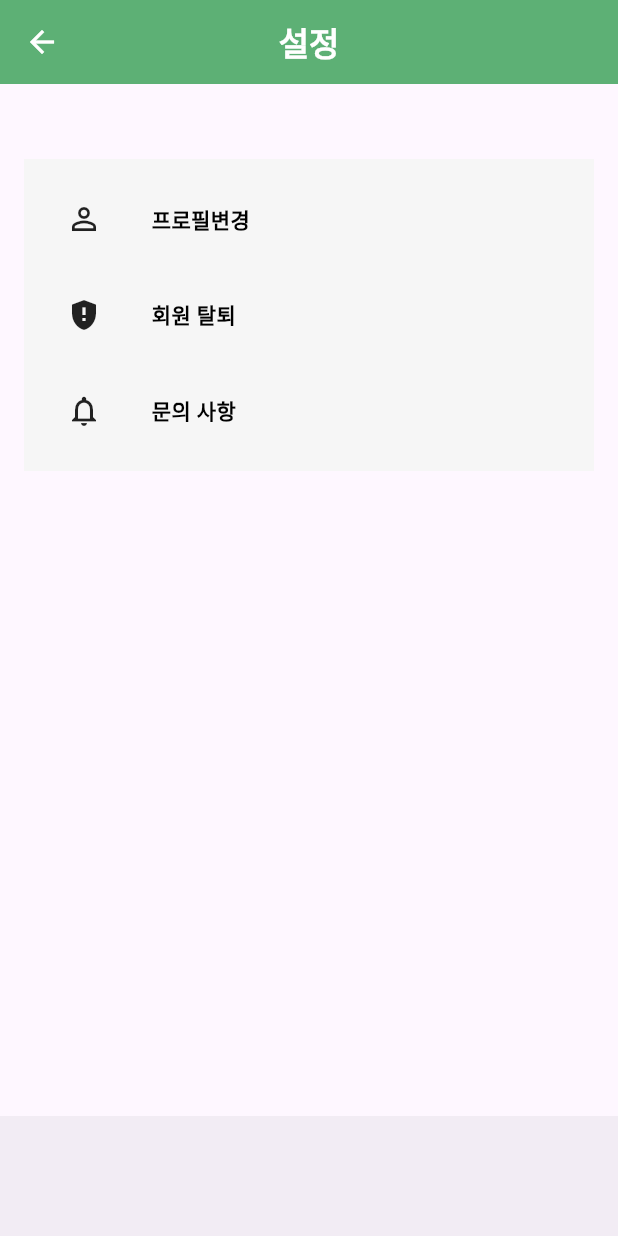
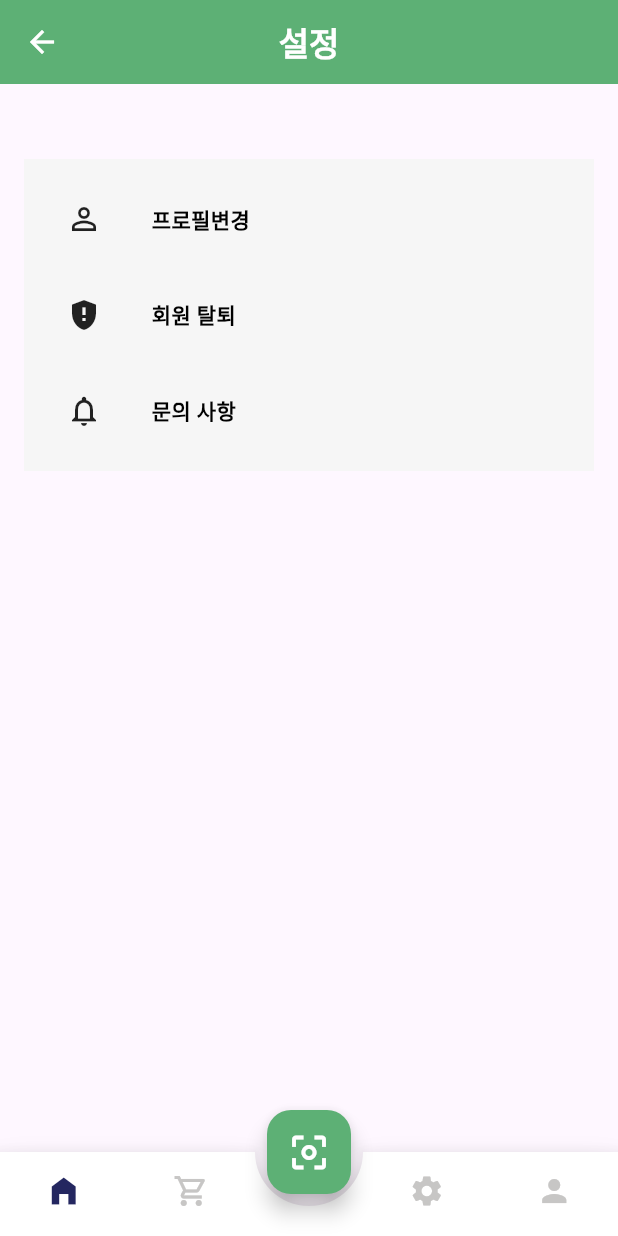
Before and after one commit to 23SmartRecycler/Smart-Recycler, a Flutter app: the screen it shows after launch, after a tap on "setting", on a phone screen of 412 x 824 dp. Run offline on Flutter 3.47's test engine with Material 2 defaults, Android fonts, the phone set to English and light mode, and no system bars; drawn by our look-alikes of animated_bottom_navigation_bar; our stand-ins replace percent_indicator; Roboto replaces fonts that are missing (Pretendard).

```diff
--- a/lib/main.dart
+++ b/lib/main.dart
@@ -14,6 +14,8 @@
 import 'package:smartrecycler/search_result.dart';
 import 'package:smartrecycler/setting.dart';
 import 'package:smartrecycler/sign_up.dart';
+import 'package:animated_bottom_navigation_bar/animated_bottom_navigation_bar.dart';
+import 'package:smartrecycler/common/colors.dart';
 
 void main() {
   runApp(const MyApp());
@@ -46,6 +48,16 @@
 }
 
 class _MyHomePageState extends State<MyHomePage> {
+
+  var _bottomNavIndex = 0;
+
+  final iconList = <IconData>[
+    Icons.home_filled,
+    Icons.shopping_cart_outlined,
+    Icons.settings,
+    Icons.person
+  ];
+
   @override
   Widget build(BuildContext context) {
 
@@ -63,7 +75,42 @@
           ],
         ),
       ),
-      bottomNavigationBar: BottomAppBar(),// This trailing comma makes auto-formatting nicer for build methods.
+      floatingActionButton: FloatingActionButton(
+        child: Icon(
+          Icons.center_focus_weak,
+          size: 30,
+          color: Colors.white,
+        ),
+        backgroundColor: mainGreen,
+        onPressed: () {
+        },
+      ),
+      floatingActionButtonLocation: FloatingActionButtonLocation.centerDocked,
+      bottomNavigationBar: AnimatedBottomNavigationBar.builder(
+        itemCount: iconList.length,
+        tabBuilder: (int index, bool isActive) {
+          final color = isActive ? activeNavigationBarColor : notActiveNavigationBarColor;
+          return Column(
+            mainAxisSize: MainAxisSize.min,
+            mainAxisAlignment: MainAxisAlignment.center,
+            children: [
+              Icon(
+                iconList[index],
+                size: 24,
+                color: color,
+              ),
+              const SizedBox(height: 4),
+            ],
+          );
+        },
+        backgroundColor: Colors.white,
+        activeIndex: _bottomNavIndex,
+        splashColor: activeNavigationBarColor,
+        splashSpeedInMilliseconds: 300,
+        notchSmoothness: NotchSmoothness.softEdge,
+        gapLocation: GapLocation.center,
+        onTap: (index) => setState(() => _bottomNavIndex = index),
+      ),// This trailing comma makes auto-formatting nicer for build methods.
     );
   }
 }
--- a/lib/setting.dart
+++ b/lib/setting.dart
@@ -1,6 +1,7 @@
 import 'package:flutter/cupertino.dart';
 import 'package:flutter/material.dart';
 import 'package:smartrecycler/common/colors.dart';
+import 'package:animated_bottom_navigation_bar/animated_bottom_navigation_bar.dart';
 
 class SettingPage extends StatelessWidget {
   const SettingPage({super.key});
@@ -21,6 +22,16 @@
 }
 
 class _SettingState extends State<Setting> {
+
+  var _bottomNavIndex = 0;
+
+  final iconList = <IconData>[
+    Icons.home_filled,
+    Icons.shopping_cart_outlined,
+    Icons.settings,
+    Icons.person
+  ];
+
   @override
   Widget build(BuildContext context) {
     return Scaffold(
@@ -68,7 +79,42 @@
           ),
         )
     ),
-        bottomNavigationBar: BottomAppBar(),
+      floatingActionButton: FloatingActionButton(
+        child: Icon(
+          Icons.center_focus_weak,
+          size: 30,
+          color: Colors.white,
+        ),
+        backgroundColor: mainGreen,
+        onPressed: () {
+        },
+      ),
+      floatingActionButtonLocation: FloatingActionButtonLocation.centerDocked,
+      bottomNavigationBar: AnimatedBottomNavigationBar.builder(
+        itemCount: iconList.length,
+        tabBuilder: (int index, bool isActive) {
+          final color = isActive ? activeNavigationBarColor : notActiveNavigationBarColor;
+          return Column(
+            mainAxisSize: MainAxisSize.min,
+            mainAxisAlignment: MainAxisAlignment.center,
+            children: [
+              Icon(
+                iconList[index],
+                size: 24,
+                color: color,
+              ),
+              const SizedBox(height: 4),
+            ],
+          );
+        },
+        backgroundColor: Colors.white,
+        activeIndex: _bottomNavIndex,
+        splashColor: activeNavigationBarColor,
+        splashSpeedInMilliseconds: 300,
+        notchSmoothness: NotchSmoothness.softEdge,
+        gapLocation: GapLocation.center,
+        onTap: (index) => setState(() => _bottomNavIndex = index),
+      ),
     );
   }
 }
```
Also changed, not shown: lib/login.dart (+47 -1 lines), lib/sign_up.dart (+48 -2 lines), 1 other file.
